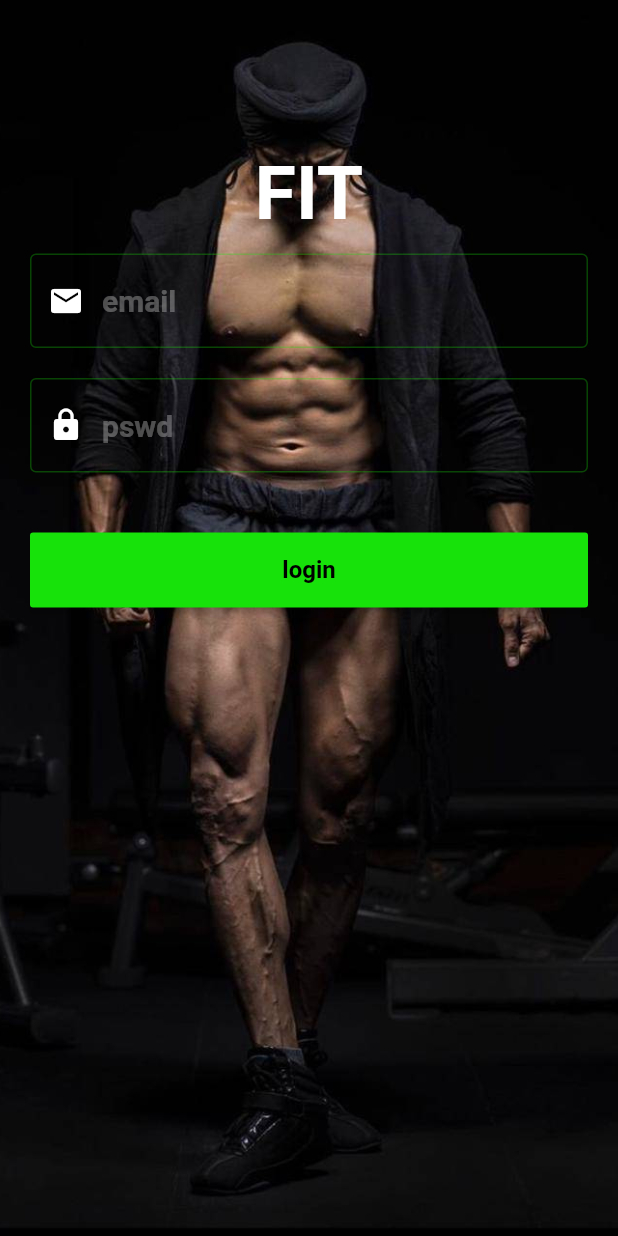
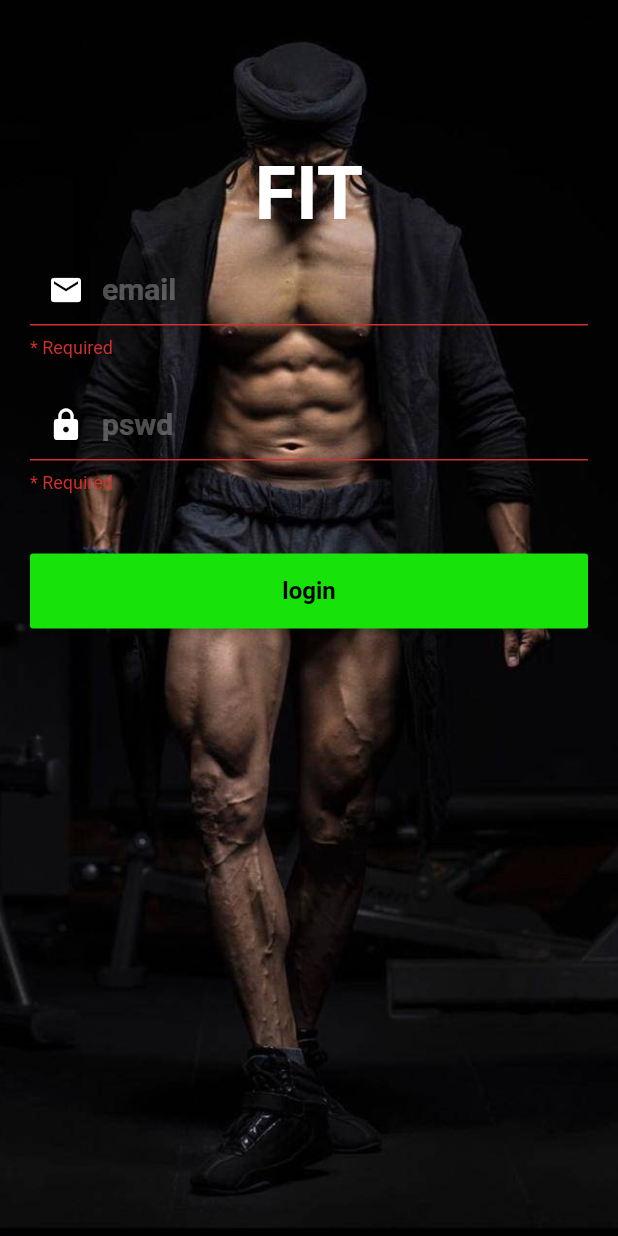
Before and after one commit to rGradov/flutter-trainer-app, a Flutter app: the screen it shows after launch, after a tap on "login", on a phone screen of 412 x 824 dp. Run offline on Flutter 3.47's test engine with Material 2 defaults, Android fonts, the phone set to English and light mode, and no system bars; our stand-ins replace form_field_validator.

Commit message:
#5 add controller

```diff
--- a/lib/const/const.dart
+++ b/lib/const/const.dart
@@ -5,3 +5,5 @@ const MainColor = Color.fromRGBO(23, 226, 9, 1);
 const MainColor30 = Color.fromRGBO(23, 226, 9, 0.3);
 
 const ApiLogin = 'jsonplaceholder.typicode.com';
+
+const LoginPageMainText = 'FIT';
--- a/lib/screens/auth/authscreen.dart
+++ b/lib/screens/auth/authscreen.dart
@@ -1,6 +1,7 @@
 import 'dart:convert';
 
 import 'package:flutter/material.dart';
+import 'package:form_field_validator/form_field_validator.dart';
 import 'package:workout_app/const/const.dart';
 import 'package:workout_app/screens/home/homescreen.dart';
 import 'package:http/http.dart' as http;
@@ -8,7 +9,6 @@ import 'package:http/http.dart' as http;
 class User {
   final String email;
   final String password;
-
   User({this.email, this.password});
 }
 
@@ -19,13 +19,12 @@ Future<User> postData(String email, String password) async {
       'Content-Type': 'application/json; charset=UTF-8',
     },
     body: jsonEncode(<String, String>{
-      'title': email,
+      'email': email,
+      'password': password,
     }),
   );
   if (resp.statusCode == 201) {
-  } else {
-    throw Exception('Failed to login.');
-  }
+  } else {}
 }
 
 class AuthScreen extends StatefulWidget {
@@ -34,11 +33,9 @@ class AuthScreen extends StatefulWidget {
 }
 
 class _AuthScreenState extends State<AuthScreen> {
+  GlobalKey<FormState> formkey = GlobalKey<FormState>();
   TextEditingController _emailController = TextEditingController();
   TextEditingController _pswdController = TextEditingController();
-  String email;
-  String pswd;
-
   @override
   Widget build(BuildContext context) {
     Widget _logo() {
@@ -47,7 +44,7 @@ class _AuthScreenState extends State<AuthScreen> {
         child: Container(
           child: Align(
             child: Text(
-              'FIT',
+              LoginPageMainText,
               style: TextStyle(
                   fontSize: 50,
                   fontWeight: FontWeight.bold,
@@ -58,20 +55,19 @@ class _AuthScreenState extends State<AuthScreen> {
       );
     }
 
-    Widget _input(
-        Icon icon, String hint, TextEditingController controller, bool secure) {
+    Widget _inputPswd() {
       return Container(
         padding: EdgeInsets.only(left: 20, right: 20),
-        child: TextField(
-          controller: controller,
-          obscureText: secure,
+        child: TextFormField(
+            controller: _pswdController,
+            obscureText: false,
             style: TextStyle(fontSize: 20, color: Colors.white),
             decoration: InputDecoration(
                 hintStyle: TextStyle(
                     fontSize: 20,
                     fontWeight: FontWeight.bold,
                     color: Colors.white30),
-              hintText: hint,
+                hintText: 'pswd',
                 focusedBorder: OutlineInputBorder(
                   borderSide: BorderSide(color: MainColor, width: 3),
                 ),
@@ -81,11 +77,50 @@ class _AuthScreenState extends State<AuthScreen> {
                   padding: EdgeInsets.only(left: 10, right: 10),
                   child: IconTheme(
                     data: IconThemeData(color: Colors.white),
-                  child: icon,
+                    child: Icon(Icons.lock),
                   ),
                 )),
+            validator: MultiValidator([
+              RequiredValidator(errorText: "* Required"),
+              MinLengthValidator(6,
+                  errorText: "Password should be atleast 6 characters"),
+              MaxLengthValidator(15,
+                  errorText:
+                      "Password should not be greater than 15 characters")
+            ])),
+      );
+    }
+
+    Widget _inputEmail() {
+      return Container(
+          padding: EdgeInsets.only(left: 20, right: 20),
+          child: TextFormField(
+            controller: _emailController,
+            obscureText: false,
+            style: TextStyle(fontSize: 20, color: Colors.white),
+            decoration: InputDecoration(
+                hintStyle: TextStyle(
+                    fontSize: 20,
+                    fontWeight: FontWeight.bold,
+                    color: Colors.white30),
+                hintText: 'email',
+                focusedBorder: OutlineInputBorder(
+                  borderSide: BorderSide(color: MainColor, width: 3),
                 ),
-      );
+                enabledBorder: OutlineInputBorder(
+                    borderSide: BorderSide(color: MainColor30, width: 1)),
+                prefixIcon: Padding(
+                  padding: EdgeInsets.only(left: 10, right: 10),
+                  child: IconTheme(
+                    data: IconThemeData(color: Colors.white),
+                    child: Icon(Icons.email),
+                  ),
+                )),
+            validator: MultiValidator([
+              RequiredValidator(errorText: "* Required"),
+              EmailValidator(errorText: "Enter valid email id"),
+            ]),
+          ));
     }
 
     Widget _button(void func()) {
@@ -100,33 +135,34 @@ class _AuthScreenState extends State<AuthScreen> {
               color: Colors.black,
             )),
         onPressed: () {
-          email = _emailController.text;
-          pswd = _pswdController.text;
-          _emailController.clear();
-          _pswdController.clear();
-          postData(email, pswd);
+          if (formkey.currentState.validate()) {
+            postData(_emailController.text, _pswdController.text);
 
-          // Navigator.push(
-          //   context,
-          //   MaterialPageRoute(builder: (context) => HomeScreen()),
-          // );
+            Navigator.push(
+              context,
+              MaterialPageRoute(builder: (context) => HomeScreen()),
+            );
+
+            formkey.currentState.reset();
+          }
         },
       );
     }
 
-    Widget _form(String lable, void func()) {
-      return Container(
+    Widget _form(String lable) {
+      return Form(
+        autovalidate: true,
+        key: formkey,
         child: Column(
           children: <Widget>[
             Padding(
                 padding: EdgeInsets.only(bottom: 20, top: 10),
-                child: _input(
-                    Icon(Icons.email), "email", _emailController, false)),
+                child: _inputEmail()),
             Padding(
               padding: EdgeInsets.only(
                 bottom: 20,
               ),
-              child: _input(Icon(Icons.lock), "pswd", _pswdController, true),
+              child: _inputPswd(),
             ),
             SizedBox(
               height: 20,
@@ -144,18 +180,6 @@ class _AuthScreenState extends State<AuthScreen> {
       );
     }
 
-    void _loginFunc() {
-      email = _emailController.text;
-      pswd = _pswdController.text;
-      _emailController.clear();
-      _pswdController.clear();
-      postData(email, pswd);
-      // Navigator.push(
-      //   context,
-      //   MaterialPageRoute(builder: (context) => HomeScreen()),
-      // );
-    }
-
     return Container(
       decoration: BoxDecoration(
         image: DecorationImage(
@@ -166,7 +190,12 @@ class _AuthScreenState extends State<AuthScreen> {
       child: Scaffold(
         backgroundColor: Colors.transparent,
         body: Column(
-          children: <Widget>[_logo(), _form('login', _loginFunc)],
+          children: <Widget>[
+            _logo(),
+            _form(
+              'login',
+            )
+          ],
         ),
       ),
     );
--- a/pubspec.yaml
+++ b/pubspec.yaml
@@ -16,6 +16,8 @@ dependencies:
   intl:
   intl_translation:
   http: ^0.13.1
+  form_field_validator: ^1.0.1
+
 
 dev_dependencies:
   flutter_test:
```
Also changed, not shown: pubspec.lock. Lines whose indentation alone changed are shown as unchanged.
